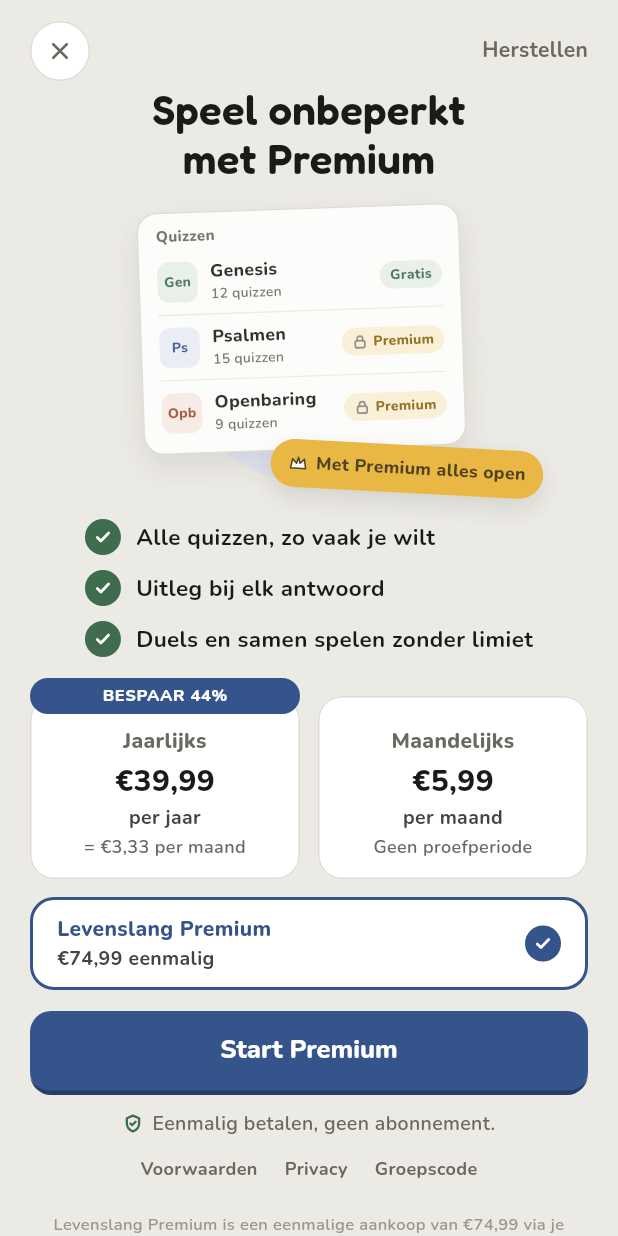
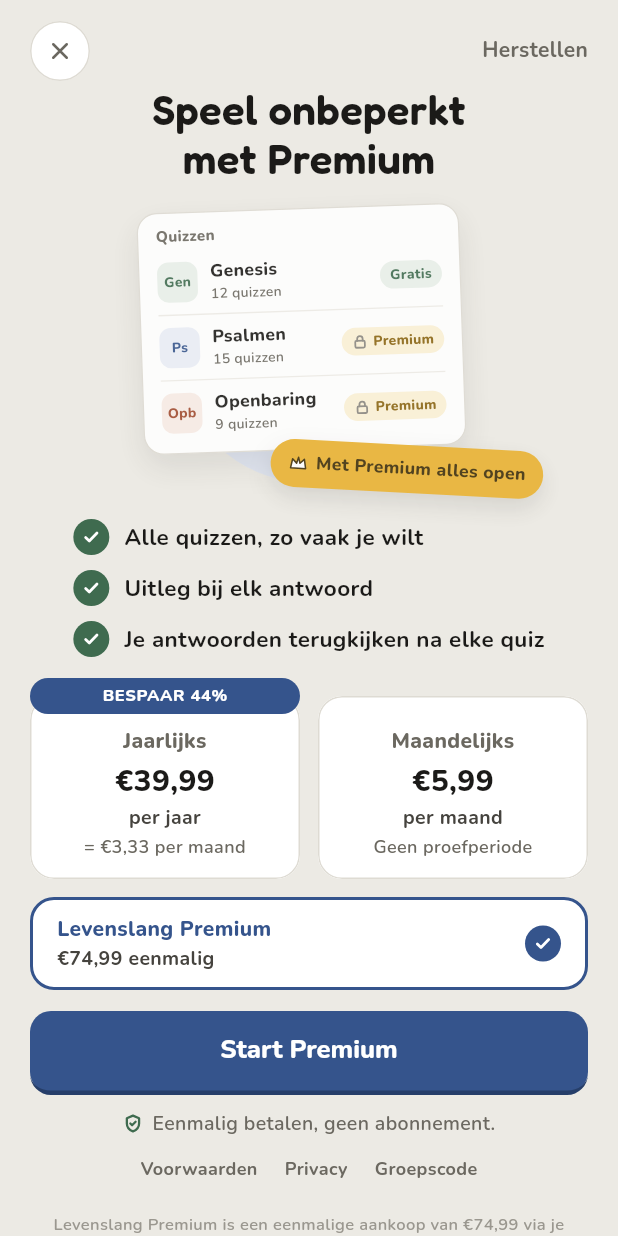
Before and after one commit to AlexLamper/bijbelquiz-app, a Flutter app: the PremiumScreen screen opened by its route, after a tap on "Maandelijks", after a tap on "Of eenmalig: levenslang Premium", on a phone screen of 412 x 824 dp. Run offline on Flutter 3.47's test engine with Material 3 defaults, Android fonts, the phone set to English and light mode, and no system bars; our stand-ins replace dio, flutter_local_notifications, flutter_riverpod, flutter_secure_storage, flutter_svg, go_router and 4 more; missing offline and left inert: google_sign_in_web, purchases_flutter; accounts and stored records are empty; network calls fail.

Commit message:
Paywall: third benefit names a real Premium feature (answer review); duels and Samen spelen are free for everyone
Co-Authored-By: Claude Opus 5.5 <noreply@anthropic.com>
Claude-Session: https://claude.ai/code/session_018nK3CBEKxkT9hB1CXD3wWu

```diff
--- a/bijbelquiz_mobile/lib/features/premium/present/widgets/paywall_parts.dart
+++ b/bijbelquiz_mobile/lib/features/premium/present/widgets/paywall_parts.dart
@@ -19,7 +19,7 @@ import '../../data/trial_reminder.dart';
 const List<String> kPaywallBenefits = [
   'Alle quizzen, zo vaak je wilt',
   'Uitleg bij elk antwoord',
-  'Duels en samen spelen zonder limiet',
+  'Je antwoorden terugkijken na elke quiz',
 ];
 
 const BoxShadow _floatShadow = BoxShadow(
```
